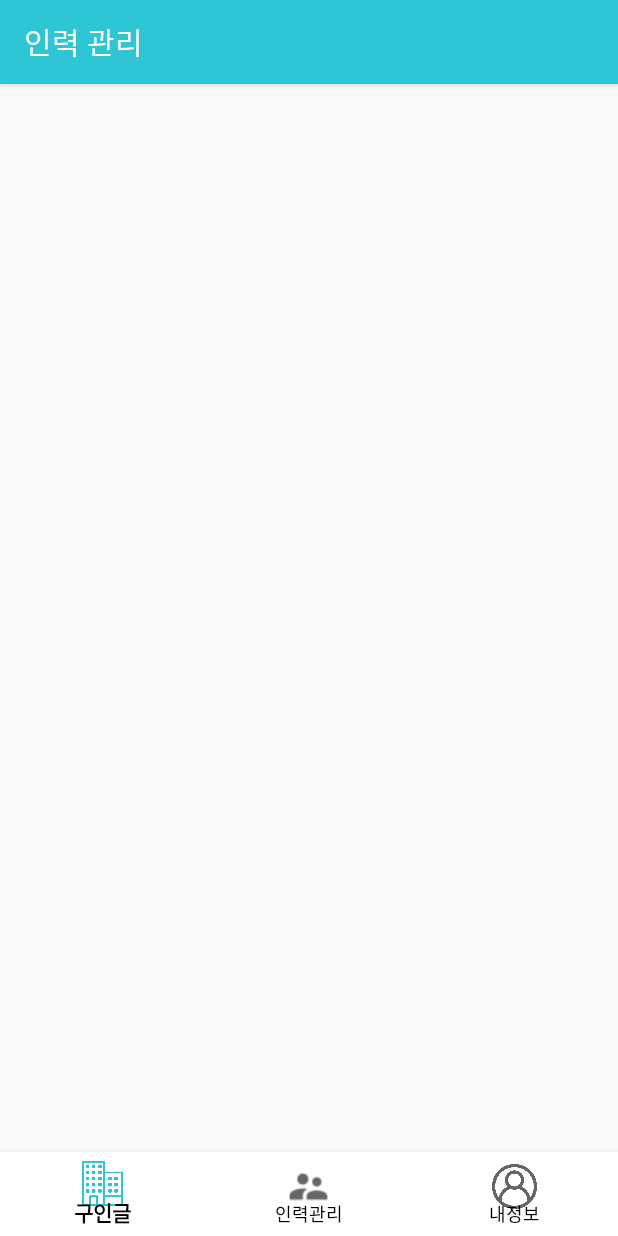
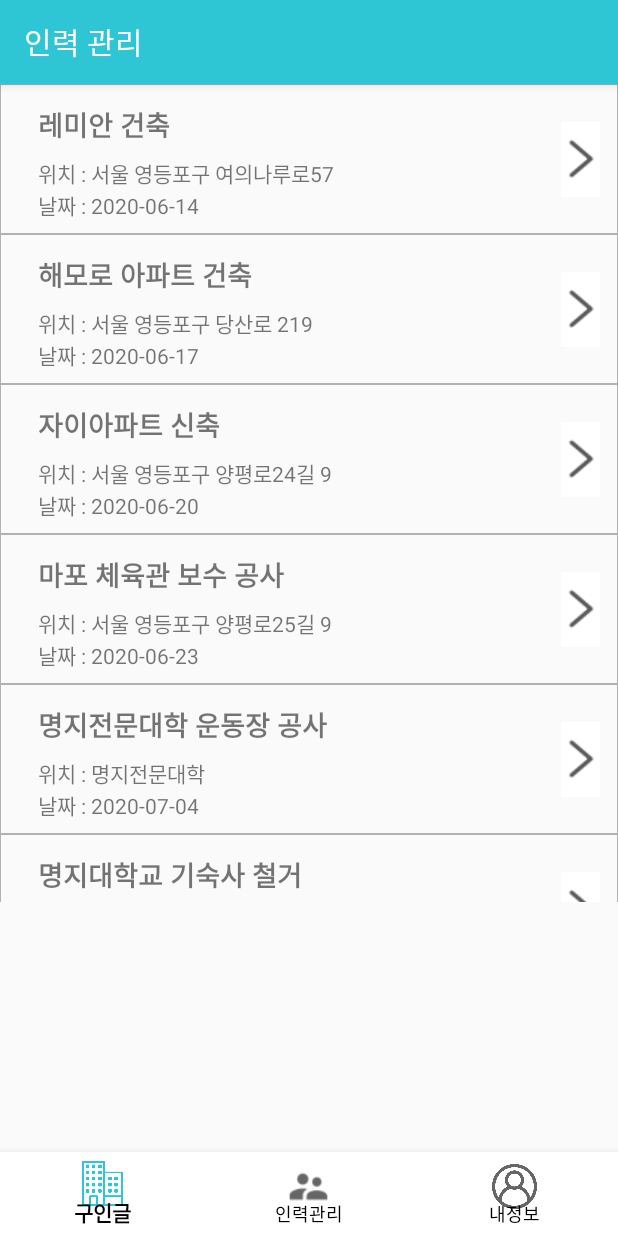
Before and after one commit to dudwls901/Rickshaw_Offerer, an Android app: the FieldListActivity screen opened directly, with no data from a screen before it, on a phone screen of 412 x 824 dp. Run offline under Robolectric (Android 15) with nearby library versions, the phone set to English and light mode, and no system bars.

Commit message:
인력관리(현장목록)

```diff
--- /dev/null
+++ b/app/src/main/java/kr/co/ilg/activity/findwork/FieldListAdapter.java
@@ -0,0 +1,71 @@
+package kr.co.ilg.activity.findwork;
+
+import android.content.Context;
+import android.content.Intent;
+import android.view.LayoutInflater;
+import android.view.View;
+import android.view.ViewGroup;
+import android.widget.TextView;
+
+import androidx.annotation.NonNull;
+import androidx.recyclerview.widget.RecyclerView;
+
+import com.example.capstone2.R;
+
+import java.util.ArrayList;
+
+public class FieldListAdapter extends RecyclerView.Adapter<RecyclerView.ViewHolder> {
+
+    public static class MyViewHolder extends RecyclerView.ViewHolder{
+        TextView title,place,date;
+
+        MyViewHolder(View view){
+            super(view);
+            title=view.findViewById(R.id.title);
+            date=view.findViewById(R.id.date);
+            place=view.findViewById(R.id.place);
+
+
+        }
+    }
+
+    private  Context context;
+    private ArrayList<ListViewItem> workInfo;
+    public FieldListAdapter(Context context, ArrayList<ListViewItem> workInfo){
+        this.context=context;
+        this.workInfo=workInfo;
+    }
+
+    @NonNull
+    @Override
+    public RecyclerView.ViewHolder onCreateViewHolder(@NonNull ViewGroup parent, int viewType) {
+        View v= LayoutInflater.from(parent.getContext()).inflate(R.layout.work_list_custom2,parent,false);
+        return new MyViewHolder(v);
+    }
+
+    @Override
+    public void onBindViewHolder(@NonNull RecyclerView.ViewHolder holder, int position) {
+        MyViewHolder myViewHolder=(MyViewHolder) holder;
+        myViewHolder.title.setText(workInfo.get(position).title);
+        myViewHolder.place.setText(workInfo.get(position).place);
+        myViewHolder.date.setText(workInfo.get(position).date);
+
+
+
+
+        myViewHolder.itemView.setOnClickListener(new View.OnClickListener(){
+            @Override
+            public void onClick(View view) {
+//                Context context=view.getContext();
+//                Intent intent=new Intent(context,WorkInfoActivity.class);
+//                context.startActivity(intent);
+            }
+        });
+
+
+    }
+    @Override
+    public int getItemCount() {
+        return  workInfo.size();
+    }
+}
--- a/app/src/main/java/kr/co/ilg/activity/findwork/ListViewItem.java
+++ b/app/src/main/java/kr/co/ilg/activity/findwork/ListViewItem.java
@@ -14,4 +14,12 @@ public class ListViewItem {
         this.current_people=current_people;
         this.total_people=total_people;
     }
+    public ListViewItem(String title, String place, String date)
+    {
+        this.title = title;
+        this.place = place;
+        this.date = date;
+
+
+    }
 }
--- a/app/src/main/java/kr/co/ilg/activity/workermanage/FieldListActivity.java
+++ b/app/src/main/java/kr/co/ilg/activity/workermanage/FieldListActivity.java
@@ -8,16 +8,25 @@ import android.view.MenuItem;
 import androidx.annotation.NonNull;
 import androidx.annotation.Nullable;
 import androidx.appcompat.app.AppCompatActivity;
+import androidx.recyclerview.widget.LinearLayoutManager;
+import androidx.recyclerview.widget.RecyclerView;
 
 import com.example.capstone2.R;
 import com.google.android.material.bottomnavigation.BottomNavigationView;
 
+import java.util.ArrayList;
+
+import kr.co.ilg.activity.findwork.FieldListAdapter;
+import kr.co.ilg.activity.findwork.ListAdapter;
+import kr.co.ilg.activity.findwork.ListViewItem;
 import kr.co.ilg.activity.findwork.MainActivity;
 import kr.co.ilg.activity.mypage.MypageMainActivity;
 
 public class FieldListActivity extends AppCompatActivity {
     Intent intent;
     BottomNavigationView bottomNavigationView;
+    RecyclerView recyclerView;
+    RecyclerView.LayoutManager layoutManager;
     @Override
     protected void onCreate(@Nullable Bundle savedInstanceState) {
         super.onCreate(savedInstanceState);
@@ -25,6 +34,22 @@ public class FieldListActivity extends AppCompatActivity {
 
 
 
+
+        recyclerView=findViewById(R.id.recyeclerView);
+        recyclerView.setHasFixedSize(true);
+        layoutManager=new LinearLayoutManager(this);
+        recyclerView.setLayoutManager(layoutManager);
+
+        final ArrayList<ListViewItem> workInfoArrayList=new ArrayList<>();
+        workInfoArrayList.add(new ListViewItem("레미안 건축","서울 영등포구 여의나루로57","2020-06-14"));
+        workInfoArrayList.add(new ListViewItem("해모로 아파트 건축","서울 영등포구 당산로 219","2020-06-17"));
+        workInfoArrayList.add(new ListViewItem("자이아파트 신축","서울 영등포구 양평로24길 9","2020-06-20"));
+        workInfoArrayList.add(new ListViewItem("마포 체육관 보수 공사","서울 영등포구 양평로25길 9","2020-06-23"));
+        workInfoArrayList.add(new ListViewItem("명지전문대학 운동장 공사","명지전문대학","2020-07-04"));
+        workInfoArrayList.add(new ListViewItem("명지대학교 기숙사 철거","명지대학교","2020-07-05"));
+
+        FieldListAdapter fieldadapter=new FieldListAdapter(getApplicationContext(),workInfoArrayList);
+        recyclerView.setAdapter(fieldadapter);
 
 
 
--- /dev/null
+++ b/app/src/main/res/drawable/layoutborder.xml
@@ -0,0 +1,11 @@
+<?xml version="1.0" encoding="utf-8"?>
+
+
+
+        <shape xmlns:android="http://schemas.android.com/apk/res/android" android:shape="rectangle">
+
+            <stroke android:width="0.5dp" android:color="#B1B1B1"/>
+
+
+
+        </shape>
--- a/app/src/main/res/layout/fieldlist.xml
+++ b/app/src/main/res/layout/fieldlist.xml
@@ -1,15 +1,20 @@
 <?xml version="1.0" encoding="utf-8"?>
-<androidx.constraintlayout.widget.ConstraintLayout
-    xmlns:android="http://schemas.android.com/apk/res/android"
+<androidx.constraintlayout.widget.ConstraintLayout xmlns:android="http://schemas.android.com/apk/res/android"
     xmlns:app="http://schemas.android.com/apk/res-auto"
     xmlns:tools="http://schemas.android.com/tools"
     android:layout_width="match_parent"
     android:layout_height="match_parent"
-
+    tools:context="kr.co.ilg.activity.workermanage.FieldListActivity"
     >
 
 
-
+    <androidx.recyclerview.widget.RecyclerView
+        android:id="@+id/recyeclerView"
+        android:layout_width="match_parent"
+        android:layout_height="545dp"
+        android:layout_marginBottom="?attr/actionBarSize"
+        app:layout_constraintTop_toTopOf="parent"
+        />
 
 
     <com.google.android.material.bottomnavigation.BottomNavigationView
--- a/app/src/main/res/layout/work_list_custom.xml
+++ b/app/src/main/res/layout/work_list_custom.xml
@@ -2,7 +2,9 @@
 <androidx.constraintlayout.widget.ConstraintLayout xmlns:android="http://schemas.android.com/apk/res/android"
     android:layout_width="match_parent"
     android:layout_height="wrap_content"
-    xmlns:app="http://schemas.android.com/apk/res-auto">
+    xmlns:app="http://schemas.android.com/apk/res-auto"
+    android:background="@drawable/layoutborder"
+    >
     <LinearLayout
         android:layout_width="match_parent"
         android:layout_height="wrap_content"
--- a/app/src/main/res/layout/work_list_custom2.xml
+++ b/app/src/main/res/layout/work_list_custom2.xml
@@ -5,10 +5,12 @@
     android:layout_height="wrap_content"
     xmlns:app="http://schemas.android.com/apk/res-auto"
     android:orientation="horizontal"
+    android:background="@drawable/layoutborder"
     >
     <LinearLayout
         android:layout_width="match_parent"
-        android:layout_height="wrap_content"
+        android:layout_height="100dp"
+
         app:layout_constraintTop_toTopOf="parent"
         app:layout_constraintLeft_toLeftOf="parent"
         android:orientation="vertical"
@@ -19,10 +21,11 @@
             android:layout_width="wrap_content"
             android:layout_height="wrap_content"
             android:layout_marginTop="13dp"
-            android:layout_marginLeft="15dp"
+            android:layout_marginLeft="25dp"
             android:text="TITLE "
             android:textStyle="bold"
             android:textSize="18dp"
+            android:id="@+id/title"
            />
 
 
@@ -35,17 +38,17 @@
             android:layout_width="wrap_content"
             android:layout_height="wrap_content"
             android:layout_marginTop="8dp"
-            android:layout_marginLeft="15dp"
+            android:layout_marginLeft="25dp"
             android:text="위치 : "
-            android:textSize="13dp"
+            android:textSize="14dp"
             />
         <TextView
             android:layout_width="wrap_content"
             android:layout_height="wrap_content"
             android:layout_marginTop="8dp"
-
             android:text="place"
-            android:textSize="13dp"
+            android:textSize="14dp"
+            android:id="@+id/place"
             />
     </LinearLayout>
         <LinearLayout
@@ -56,18 +59,26 @@
             <TextView
                 android:layout_width="wrap_content"
                 android:layout_height="wrap_content"
-                android:layout_marginLeft="15dp"
+                android:layout_marginLeft="25dp"
                 android:text="날짜 : "
-                android:textSize="13dp"
+                android:textSize="14dp"
                 />
             <TextView
                 android:layout_width="wrap_content"
                 android:layout_height="wrap_content"
-                android:text="place"
-                android:textSize="13dp"
+                android:text="date"
+                android:textSize="14dp"
+                android:id="@+id/date"
                 />
         </LinearLayout>
     </LinearLayout>
-
+<ImageView
+    android:layout_width="50dp"
+    android:layout_height="50dp"
+    android:src="@drawable/arrow_right"
+    app:layout_constraintRight_toRightOf="parent"
+    app:layout_constraintTop_toTopOf="parent"
+    app:layout_constraintBottom_toBottomOf="parent"
+    />
 
 </androidx.constraintlayout.widget.ConstraintLayout>
```
